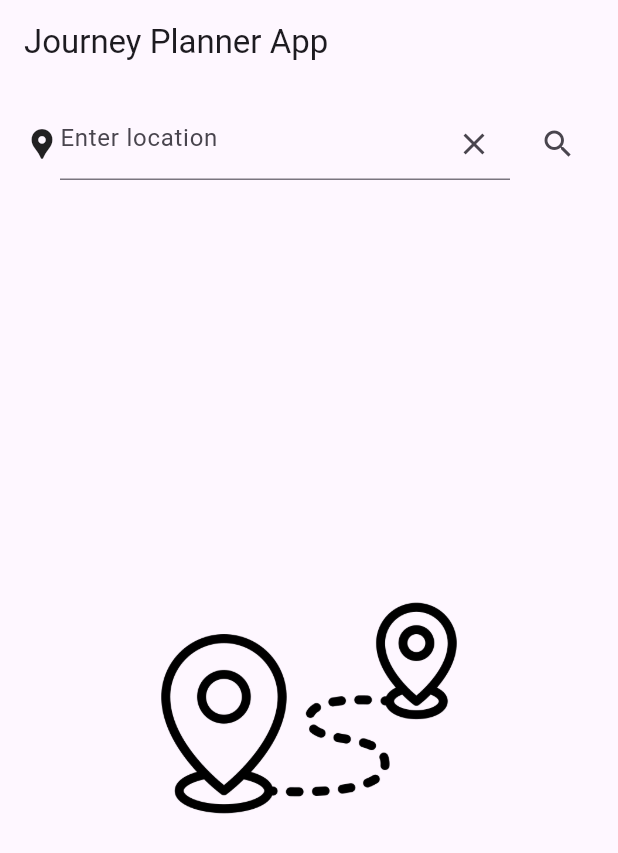
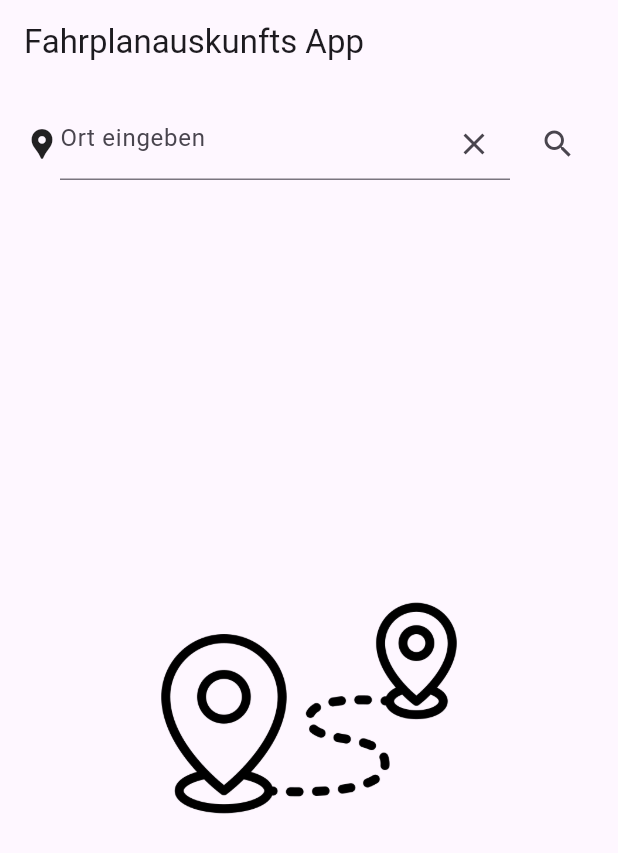
Before and after one commit to Charizard17/fahrplanauskunfts_app, a Flutter app: the screen it shows after launch, on a phone screen of 412 x 824 dp. Shown: the top 853 px of the screen. Run offline on Flutter 3.47's test engine with Material 3 defaults, Android fonts, the phone set to English and light mode, and no system bars; our stand-ins replace dio, shimmer.

Commit message:
app renamed. german translation

```diff
--- a/lib/main.dart
+++ b/lib/main.dart
@@ -1,5 +1,5 @@
 import 'package:flutter/material.dart';
-import 'package:journey_planner_app/screens/main_screen.dart';
+import 'package:fahrplanauskunfts_app/screens/main_screen.dart';
 
 void main() {
   runApp(
@@ -13,7 +13,7 @@ class MyApp extends StatelessWidget {
   @override
   Widget build(BuildContext context) {
     return MaterialApp(
-      title: 'Journey Planner App',
+      title: 'Fahrplanauskunfts App',
       debugShowCheckedModeBanner: false,
       theme: ThemeData(
         colorScheme: ColorScheme.fromSeed(seedColor: Colors.deepPurple),
--- a/lib/screens/main_screen.dart
+++ b/lib/screens/main_screen.dart
@@ -1,8 +1,8 @@
 import 'package:flutter/material.dart';
-import 'package:journey_planner_app/models/search_result.dart';
-import 'package:journey_planner_app/widgets/search_results_list.dart';
-import 'package:journey_planner_app/services/search_service.dart';
-import 'package:journey_planner_app/widgets/shimmer_search_result_item.dart';
+import 'package:fahrplanauskunfts_app/models/search_result.dart';
+import 'package:fahrplanauskunfts_app/widgets/search_results_list.dart';
+import 'package:fahrplanauskunfts_app/services/search_service.dart';
+import 'package:fahrplanauskunfts_app/widgets/shimmer_search_result_item.dart';
 
 class MainScreen extends StatefulWidget {
   const MainScreen({Key? key}) : super(key: key);
@@ -26,7 +26,7 @@ class _MainScreenState extends State<MainScreen> {
     return Scaffold(
       appBar: AppBar(
         title: const Text(
-          'Journey Planner App',
+          'Fahrplanauskunfts App',
           textAlign: TextAlign.center,
         ),
       ),
@@ -47,7 +47,7 @@ class _MainScreenState extends State<MainScreen> {
                       _performSearch(_searchController.text);
                     },
                     decoration: InputDecoration(
-                      hintText: 'Enter location',
+                      hintText: 'Ort eingeben',
                       suffixIcon: IconButton(
                         onPressed: _searchController.clear,
                         icon: const Icon(Icons.clear),
@@ -113,7 +113,7 @@ class _MainScreenState extends State<MainScreen> {
             return Column(
               mainAxisAlignment: MainAxisAlignment.center,
               children: [
-                const Text("No locations found."),
+                const Text("Es wurden keine Orte gefunden.."),
                 SizedBox(
                   width: 200,
                   child: Image.asset(
--- a/lib/widgets/search_result_item.dart
+++ b/lib/widgets/search_result_item.dart
@@ -1,5 +1,5 @@
 import 'package:flutter/material.dart';
-import 'package:journey_planner_app/models/search_result.dart';
+import 'package:fahrplanauskunfts_app/models/search_result.dart';
 
 class SearchResultItem extends StatelessWidget {
   final SearchResult result;
--- a/pubspec.yaml
+++ b/pubspec.yaml
@@ -1,4 +1,4 @@
-name: journey_planner_app
+name: fahrplanauskunfts_app
 description: "A new Flutter project."
 # The following line prevents the package from being accidentally published to
 # pub.dev using `flutter pub publish`. This is preferred for private packages.
```
Also changed, not shown: lib/services/search_service.dart (+9 -11 lines), lib/widgets/search_results_list.dart (+7 -3 lines), 6 other files.
